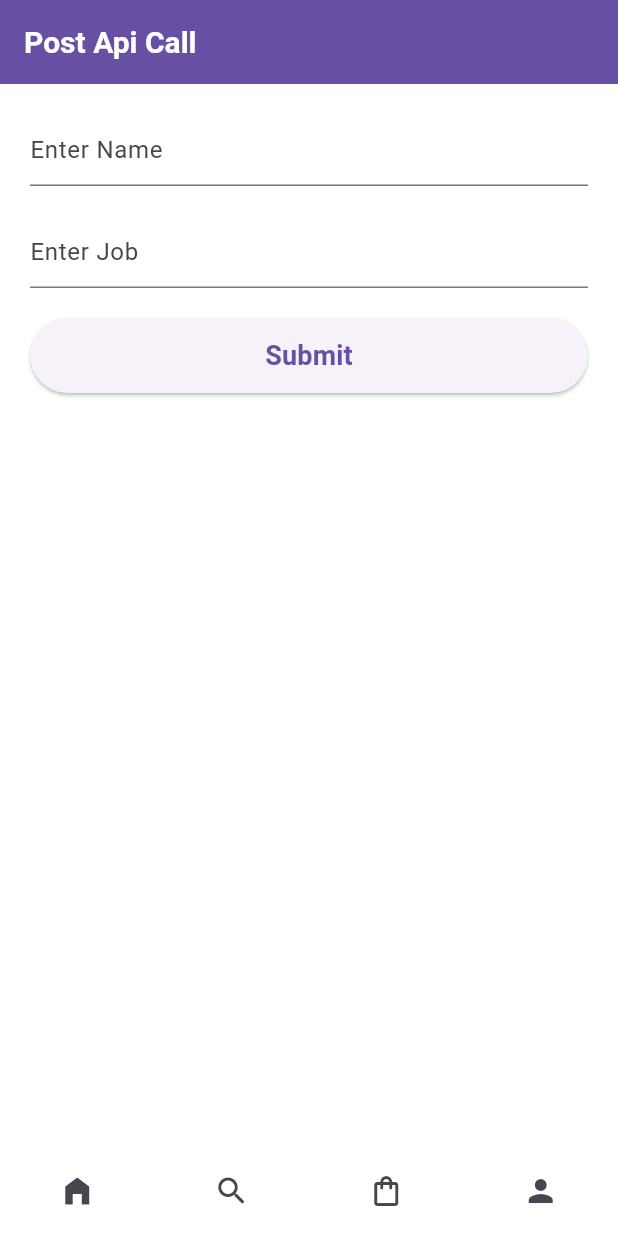
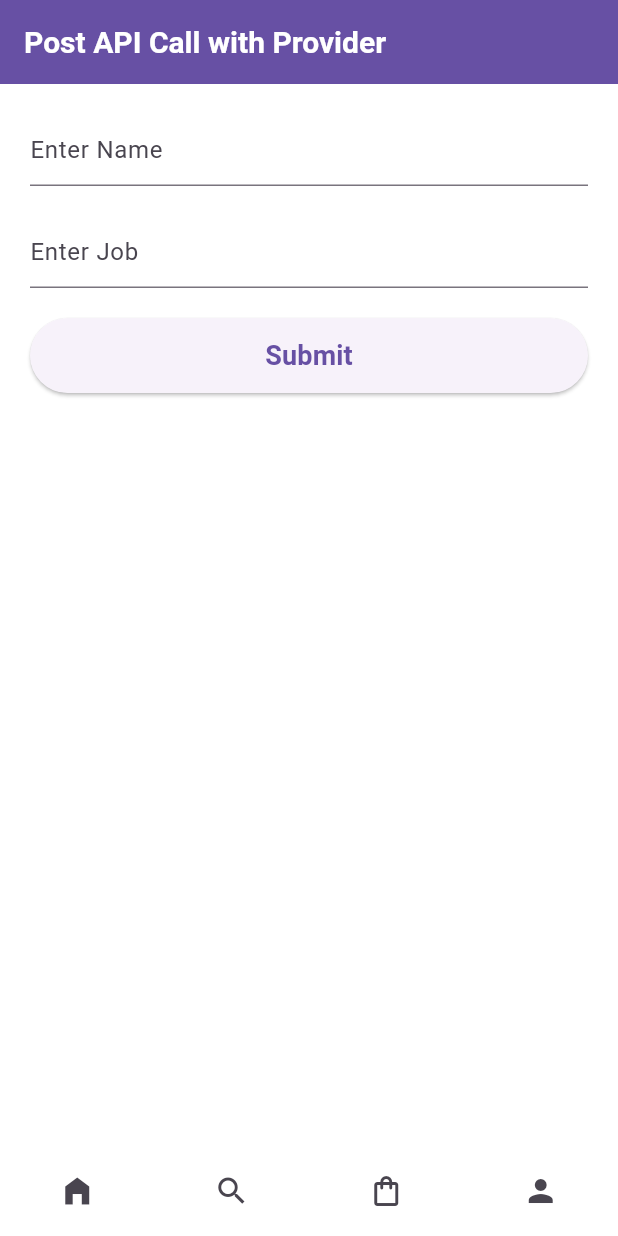
Before and after one commit to rehmanshafiq/flutter_training, a Flutter app: the screen it shows after launch, item 3 of the bottom bar chosen, on a phone screen of 412 x 824 dp. Run offline on Flutter 3.47's test engine with Material 3 defaults, Android fonts, the phone set to English and light mode, and no system bars; our stand-ins replace cached_network_image, dio, easy_localization, firebase_core, firebase_remote_config, flutter_dotenv and 1 more; accounts and stored records are empty; network calls fail.

Commit message:
Get and post api implemented

```diff
--- a/lib/main.dart
+++ b/lib/main.dart
@@ -2,6 +2,7 @@ import 'package:easy_localization/easy_localization.dart';
 import 'package:firebase_core/firebase_core.dart';
 import 'package:flutter/material.dart';
 import 'package:flutter_dotenv/flutter_dotenv.dart';
+import 'package:flutter_training/state_management/api_call_provider.dart';
 import 'package:flutter_training/state_management/bottom_routing_provier.dart';
 import 'package:flutter_training/state_management/firebase_remote_provider.dart';
 import 'package:flutter_training/utils//themes.dart';
@@ -38,7 +39,8 @@ class MyApp extends StatelessWidget {
     return MultiProvider(
         providers: [
           ChangeNotifierProvider(create: (context) => RemoteConfigProvider()),
-          ChangeNotifierProvider(create: (context) => BottomRoutingProvider())
+          ChangeNotifierProvider(create: (context) => BottomRoutingProvider()),
+          ChangeNotifierProvider(create: (context) => ApiCallProvider())
         ],
       child: MaterialApp.router(
         debugShowCheckedModeBanner: false,
--- a/lib/screens/checkout_screen.dart
+++ b/lib/screens/checkout_screen.dart
@@ -1,8 +1,9 @@
 import 'package:flutter/material.dart';
-import 'package:flutter_training/network_manager/repository.dart';
+import 'package:provider/provider.dart';
+
+import '../state_management/api_call_provider.dart';
 
 class CheckoutScreen extends StatefulWidget {
-
   const CheckoutScreen({Key? key}) : super(key: key);
 
   @override
@@ -10,52 +11,49 @@ class CheckoutScreen extends StatefulWidget {
 }
 
 class _CheckoutScreenState extends State<CheckoutScreen> {
-
-  bool isLoading = false;
   final TextEditingController nameController = TextEditingController();
   final TextEditingController jobController = TextEditingController();
 
   @override
   Widget build(BuildContext context) {
+    final jobProvider = Provider.of<ApiCallProvider>(context);
+
     return Scaffold(
       appBar: AppBar(
         backgroundColor: Theme.of(context).colorScheme.primary,
-        title: Text("Post Api Call"),
+        title: const Text("Post API Call with Provider"),
       ),
       body: Padding(
-          padding: EdgeInsets.all(20),
+        padding: const EdgeInsets.all(20),
         child: Column(
           children: [
             TextField(
               controller: nameController,
-              decoration: InputDecoration(hintText: 'Enter Name'),
+              decoration: const InputDecoration(hintText: 'Enter Name'),
             ),
-            const SizedBox(height: 20,),
+            const SizedBox(height: 20),
             TextField(
               controller: jobController,
-              decoration: InputDecoration(hintText: 'Enter Job'),
+              decoration: const InputDecoration(hintText: 'Enter Job'),
             ),
-            const SizedBox(height: 20,),
+            const SizedBox(height: 20),
             SizedBox(
               height: 50,
               width: double.infinity,
               child: ElevatedButton(
-                  onPressed: () {
-                    setState(() { isLoading = true; });
-                    Map params = {
-                      "name": nameController.text,
-                      "job": jobController.text
-                    };
-                    Repository().postJobApi(params).then((value) {
-                      print("Id: ${value.id}, Name: ${value.name}, Job: ${value.job}");
-                      setState(() { isLoading = false; });
-                    }).onError((error, stackTrace) {
-                      print('Error: ${error.toString()}');
-                    });
-                  },
-                  child: isLoading ? CircularProgressIndicator() : Text('Submit')
+                onPressed: jobProvider.isLoading
+                    ? null
+                    : () {
+                  jobProvider.postJob(
+                    nameController.text,
+                    jobController.text,
+                  );
+                },
+                child: jobProvider.isLoading
+                    ? const CircularProgressIndicator()
+                    : const Text('Submit'),
               ),
-            )
+            ),
           ],
         ),
       ),
```
Also changed, not shown: lib/screens/search_screen.dart (+20 -44 lines), lib/state_management/api_call_provider.dart (added, +46 -0 lines).
